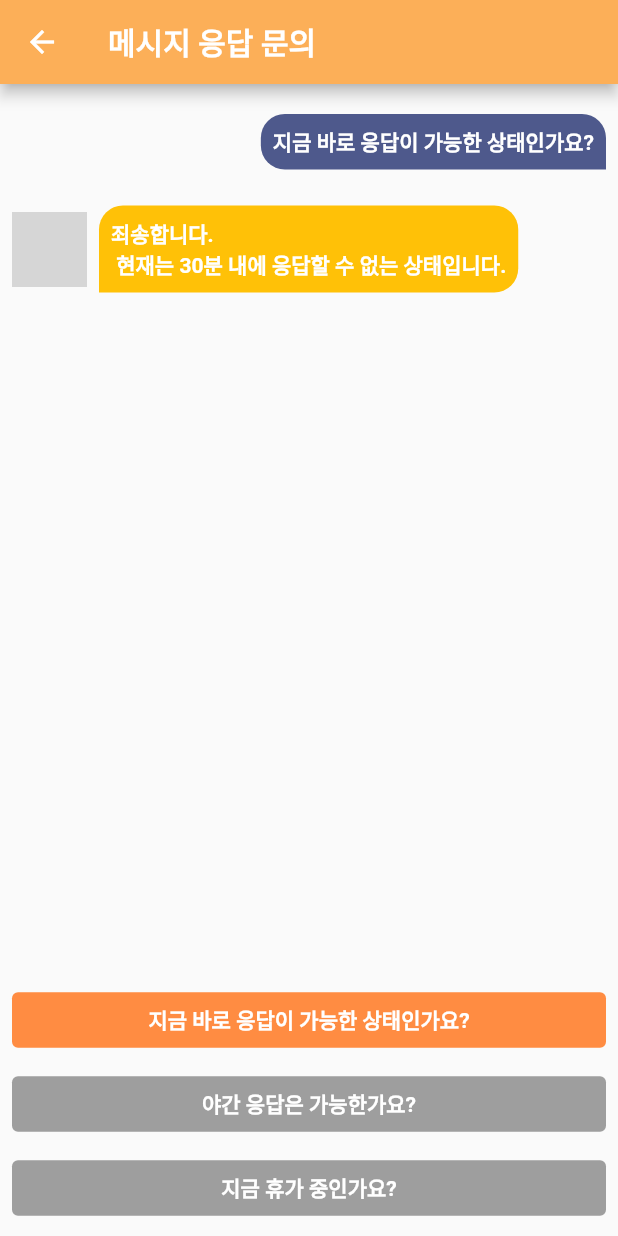
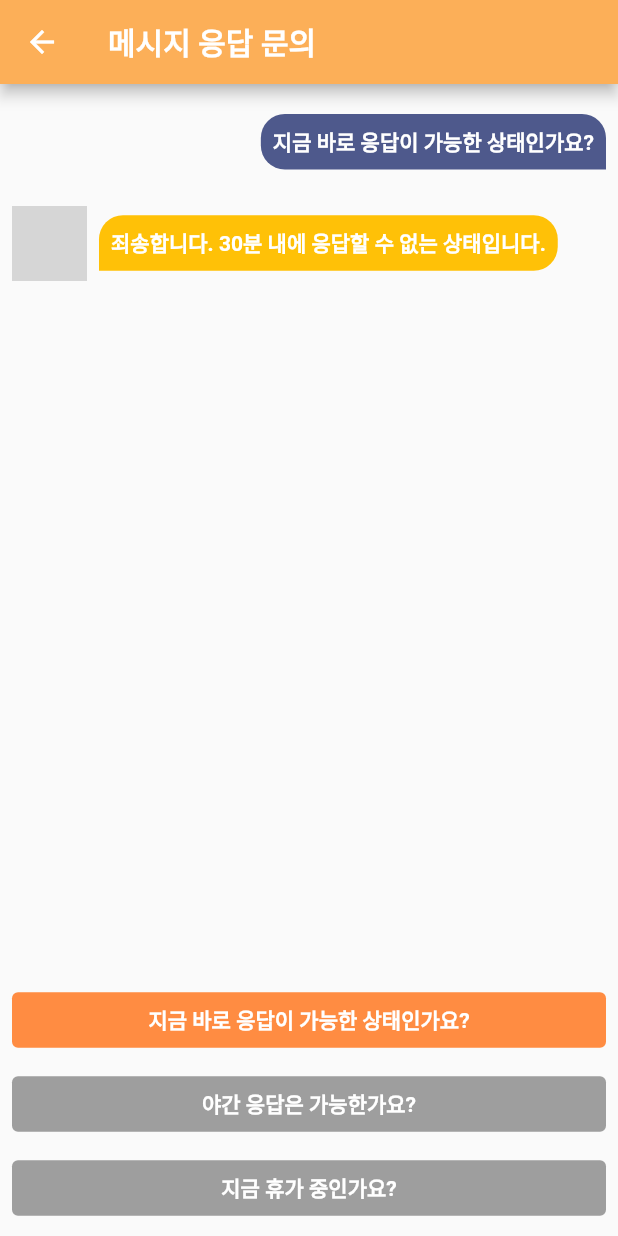
Before and after one commit to dkth1122/Flutter_Project, a Flutter app: the ChatResponsePage screen opened directly with empty values, after a tap on "지금 바로 응답이 가능한 상태인가요?", on a phone screen of 412 x 824 dp. Run offline on Flutter 3.47's test engine with Material 2 defaults, Android fonts, the phone set to English and light mode, and no system bars; our stand-ins replace carousel_slider, cloud_firestore, firebase_auth, firebase_core, firebase_messaging, firebase_storage and 6 more; missing offline and left inert: iamport_flutter; accounts and stored records are empty; Roboto replaces fonts that are missing (Pretendard); grey boxes are pictures that could not be loaded.

Commit message:
메시지 응답 출력 수정

```diff
--- a/lib/chat/chatBot.dart
+++ b/lib/chat/chatBot.dart
@@ -115,7 +115,7 @@ class _ChatResponsePageState extends State<ChatResponsePage> {
       if (isResponseEnabled) {
         return "네, 현재는 바로 응답이 가능한 상태입니다. 30분 내에 응답을 드릴 수 있습니다.";
       } else {
-        return "죄송합니다. \n 현재는 30분 내에 응답할 수 없는 상태입니다.";
+        return "죄송합니다. 30분 내에 응답할 수 없는 상태입니다.";
       }
     }
     return "안녕하세요! 무엇을 도와드릴까요?";
```
